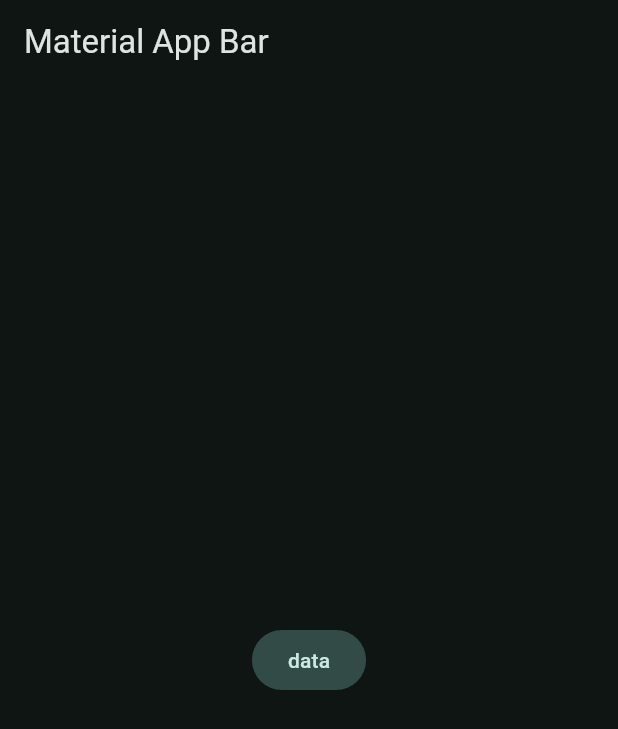
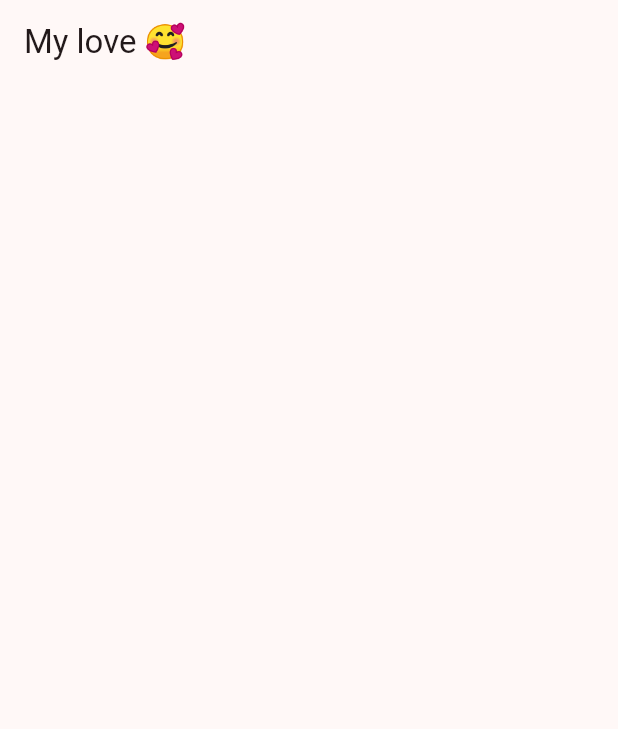
Before and after one commit to eserdeiro/yes-no-maybe-app, a Flutter app: the screen it shows after launch, on a phone screen of 412 x 824 dp. Shown: the top 729 px of the screen. Run offline on Flutter 3.47's test engine with Material 2 defaults, Android fonts, the phone set to English and light mode, and no system bars.

Commit message:
starting with the development of screens

```diff
--- a/lib/config/theme/app_theme.dart
+++ b/lib/config/theme/app_theme.dart
@@ -3,29 +3,35 @@ import 'package:flutter/material.dart';
 const Color _customColor = Color(0xFFFBFF00);
 const List<Color> _colorThemes = [
   _customColor,
+  Colors.blue,
   Colors.teal,
-Colors.blue,
-Colors.brown,
-Colors.cyan,
+  Colors.green,
+  Colors.yellow,
   Colors.orange,
   Colors.pink,
 ];
 
-class AppTheme{
+const List<Brightness> _brightnessMode = [
+  Brightness.light,
+  Brightness.dark
+  ];
 
+class AppTheme {
   final int selectedColor;
+  final int brightness;
 
-  AppTheme({
-    this.selectedColor = 0
-    }): assert(selectedColor >= 0 && selectedColor <=  _colorThemes.length -1, "Index of colors must be between 0 - ${_colorThemes.length}");
+  AppTheme({this.selectedColor = 0, this.brightness = 0})
+      : assert(selectedColor >= 0 && selectedColor <= _colorThemes.length - 1,
+            "Index of Colors must be between 0 - ${_colorThemes.length}"),
+        assert(
+          brightness >= 0 && brightness < _brightnessMode.length,
+          "Index of Brightness must be between 0 - ${_brightnessMode.length -1}",
+        );
 
-
-ThemeData theme(){
+  ThemeData theme() {
     return ThemeData(
         useMaterial3: true,
         colorSchemeSeed: _colorThemes[selectedColor],
-    brightness: Brightness.dark
-  );
+        brightness: _brightnessMode[brightness]);
   }
-
 }
--- a/lib/main.dart
+++ b/lib/main.dart
@@ -1,5 +1,6 @@
 import 'package:flutter/material.dart';
 import 'package:yes_no_app/config/theme/app_theme.dart';
+import 'package:yes_no_app/presentation/chat/chat_screen.dart';
 
 void main() => runApp(const MyApp());
 
@@ -9,19 +10,10 @@ class MyApp extends StatelessWidget {
   @override
   Widget build(BuildContext context) {
     return MaterialApp(
-      theme: AppTheme(selectedColor: 1  ).theme(),
+      theme: AppTheme(selectedColor: 6, brightness: 0).theme(),
       title: 'Yes - No App',
       debugShowCheckedModeBanner: false,
-      home: Scaffold(
-        appBar: AppBar(
-          title: const Text('Material App Bar'),
-        ),
-        body: Center(
-          child: FilledButton.tonal(
-            onPressed: (){},
-            child: const Text('data')),
-        ),
-      ),
+      home: const ChatScreen()
     );
   }
 }
--- /dev/null
+++ b/lib/presentation/chat/chat_screen.dart
@@ -0,0 +1,14 @@
+import 'package:flutter/material.dart';
+
+class ChatScreen extends StatelessWidget {
+  const ChatScreen({super.key});
+
+  @override
+  Widget build(BuildContext context) {
+    return Scaffold(
+      appBar: AppBar(
+        title: const Text("My love 🥰"),
+      ),
+    );
+  }
+}
```
Lines whose indentation alone changed are shown as unchanged.
